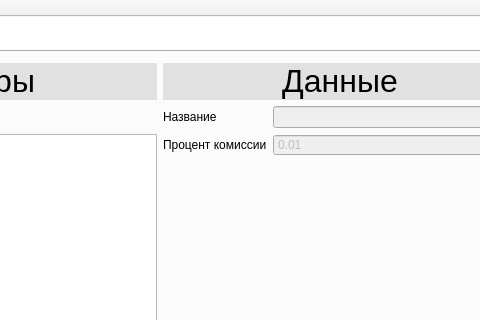
Above: iSalary/iSalary/mainwindow.ui from Polikarpova/iSalary before the change; both pictures show x 267 to 747 and y 0 to 320 of the 830 by 625 pixel window. Below: the same form after it.
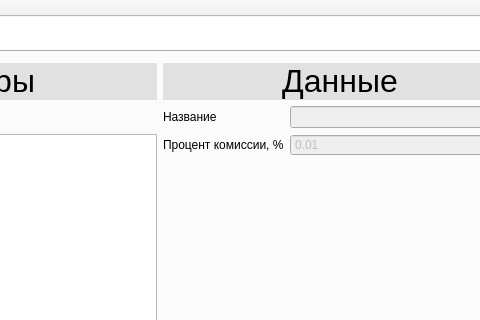
That is the form after the change. The open tabs and pages were chosen to show the change.

Commit message:
На странице "Товары" изменён лейбл поля "Процент комиссии"
К "Проценту комиссии" добавлено, что вводится в процентах

What changed in the file:
```diff
--- a/iSalary/iSalary/mainwindow.ui
+++ b/iSalary/iSalary/mainwindow.ui
@@ -866,7 +866,7 @@
                     <item row="1" column="0">
                      <widget class="QLabel" name="label_18">
                       <property name="text">
-                       <string>Процент комиссии</string>
+                       <string>Процент комиссии, %</string>
                       </property>
                      </widget>
                     </item>
```
Left out of the diff: 2 changed lines with no effect on the pictures.
